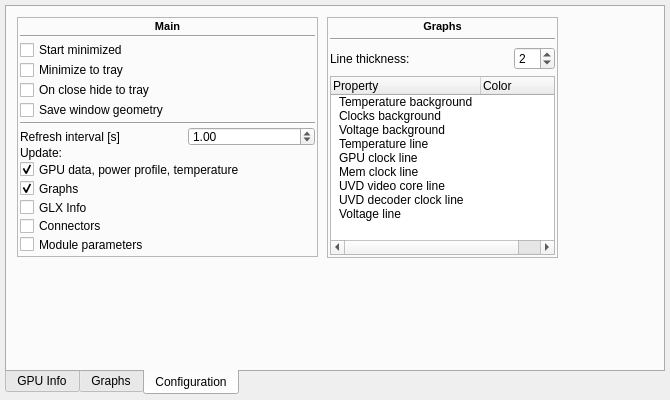
This is radeon-profile/radeon_profile.ui in marazmista/radeon-profile as Qt 5 draws it before an edit. The edited form follows.
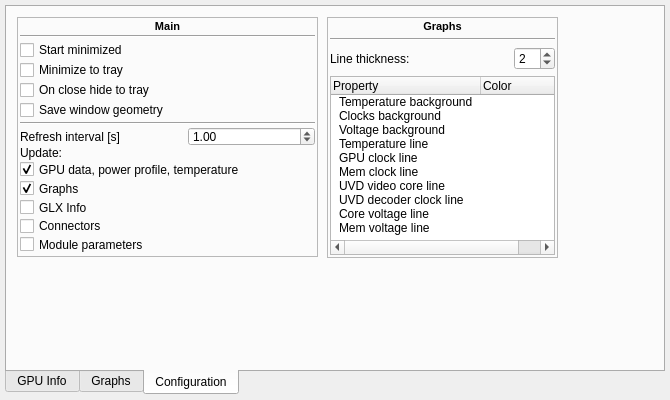
This is the edited form. The open tabs and pages were chosen to show the change. Icons and pictures are not drawn. Custom widgets are drawn as their Qt base class.

```diff
--- a/radeon-profile/radeon_profile.ui
+++ b/radeon-profile/radeon_profile.ui
@@ -1214,7 +1214,12 @@
            </item>
            <item>
             <property name="text">
-             <string>Voltage line</string>
+             <string>Core voltage line</string>
+            </property>
+           </item>
+           <item>
+            <property name="text">
+             <string>Mem voltage line</string>
             </property>
            </item>
           </widget>
```
Left out of the diff: 2 changed lines with no effect on the pictures.
